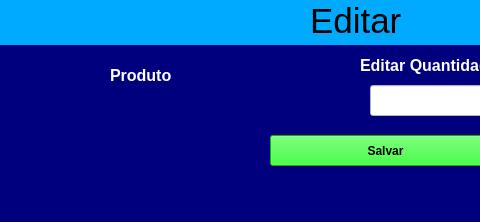
Qt form editar.ui (samuelgarca/controleestoquepyqt5) before a commit; both pictures show x 0 to 480 and y 0 to 222 of the 776 by 222 pixel window.
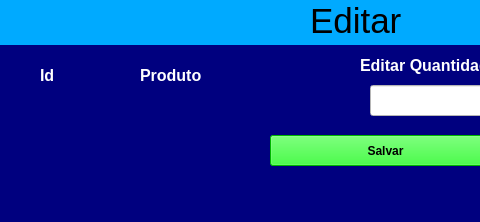
The same form after that commit.

The edit to the form file:
```diff
--- a/editar.ui
+++ b/editar.ui
@@ -169,7 +169,7 @@
       <widget class="QLabel" name="label_3">
        <property name="geometry">
         <rect>
-         <x>110</x>
+         <x>140</x>
          <y>10</y>
          <width>71</width>
          <height>41</height>
@@ -316,7 +316,7 @@
       <widget class="QLabel" name="label_6">
        <property name="geometry">
         <rect>
-         <x>20</x>
+         <x>100</x>
          <y>40</y>
          <width>231</width>
          <height>41</height>
@@ -359,6 +359,58 @@
         <string/>
        </property>
       </widget>
+      <widget class="QLabel" name="label_8">
+       <property name="geometry">
+        <rect>
+         <x>40</x>
+         <y>10</y>
+         <width>71</width>
+         <height>41</height>
+        </rect>
+       </property>
+       <property name="font">
+        <font>
+         <pointsize>12</pointsize>
+         <weight>75</weight>
+         <bold>true</bold>
+        </font>
+       </property>
+       <property name="layoutDirection">
+        <enum>Qt::LeftToRight</enum>
+       </property>
+       <property name="styleSheet">
+        <string notr="true">color: rgb(255, 255, 255);</string>
+       </property>
+       <property name="frameShape">
+        <enum>QFrame::NoFrame</enum>
+       </property>
+       <property name="text">
+        <string>Id</string>
+       </property>
+      </widget>
+      <widget class="QLabel" name="label_9">
+       <property name="geometry">
+        <rect>
+         <x>30</x>
+         <y>50</y>
+         <width>41</width>
+         <height>41</height>
+        </rect>
+       </property>
+       <property name="font">
+        <font>
+         <pointsize>10</pointsize>
+         <weight>75</weight>
+         <bold>true</bold>
+        </font>
+       </property>
+       <property name="styleSheet">
+        <string notr="true">color: rgb(255, 255, 255);</string>
+       </property>
+       <property name="text">
+        <string/>
+       </property>
+      </widget>
      </widget>
     </item>
    </layout>
```
